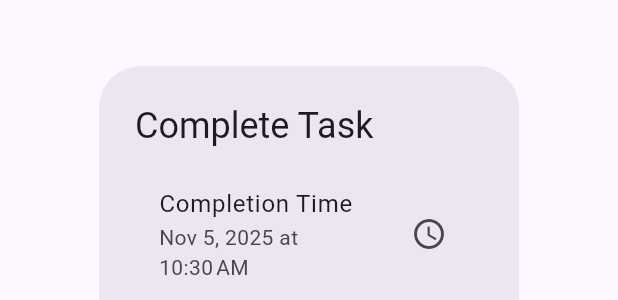
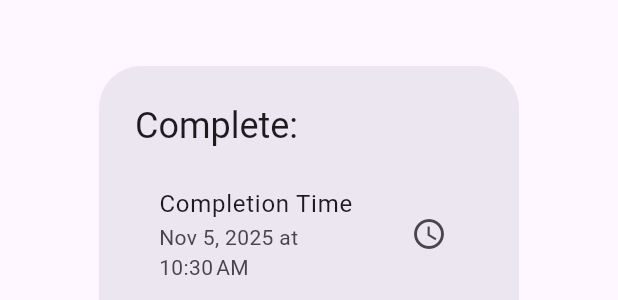
Before and after one commit to akobberup/wheel-of-time-client, a Flutter app: the CompleteTaskDialog widget shown alone on an empty page, opened directly with empty values, on a phone screen of 412 x 824 dp. Shown: the part 276-576 px from the top of the screen. Run offline on Flutter 3.47's test engine with Material 3 defaults, Android fonts, the phone set to English and light mode, and no system bars; our stand-ins replace cached_network_image, flutter_hooks, flutter_local_notifications, flutter_riverpod, flutter_secure_storage, freezed_annotation and 3 more; accounts and stored records are empty; network calls fail.

Commit message:
[UX-17] Add task name to Complete Task dialog title
Updated CompleteTaskDialog to accept and display task name in title.
Shows "Complete: [Task Name]" instead of generic "Complete Task".

Improves user context and clarity when completing tasks.

🤖 Generated with [Claude Code](https://claude.com/claude-code)

Co-Authored-By: Claude <noreply@anthropic.com>

```diff
--- a/lib/screens/upcoming_tasks_screen.dart
+++ b/lib/screens/upcoming_tasks_screen.dart
@@ -83,7 +83,10 @@ class _UpcomingTasksScreenState extends ConsumerState<UpcomingTasksScreen> {
   ) async {
     final result = await showDialog<TaskInstanceResponse>(
       context: context,
-      builder: (context) => CompleteTaskDialog(taskId: occurrence.taskId),
+      builder: (context) => CompleteTaskDialog(
+        taskId: occurrence.taskId,
+        taskName: occurrence.taskName,
+      ),
     );
 
     if (result != null && context.mounted) {
--- a/lib/widgets/complete_task_dialog.dart
+++ b/lib/widgets/complete_task_dialog.dart
@@ -6,8 +6,13 @@ import '../models/task_instance.dart';
 
 class CompleteTaskDialog extends ConsumerStatefulWidget {
   final int taskId;
+  final String taskName;
 
-  const CompleteTaskDialog({super.key, required this.taskId});
+  const CompleteTaskDialog({
+    super.key,
+    required this.taskId,
+    required this.taskName,
+  });
 
   @override
   ConsumerState<CompleteTaskDialog> createState() => _CompleteTaskDialogState();
@@ -52,7 +57,7 @@ class _CompleteTaskDialogState extends ConsumerState<CompleteTaskDialog> {
   @override
   Widget build(BuildContext context) {
     return AlertDialog(
-      title: const Text('Complete Task'),
+      title: Text('Complete: ${widget.taskName}'),
       content: Column(
         mainAxisSize: MainAxisSize.min,
         children: [
```
